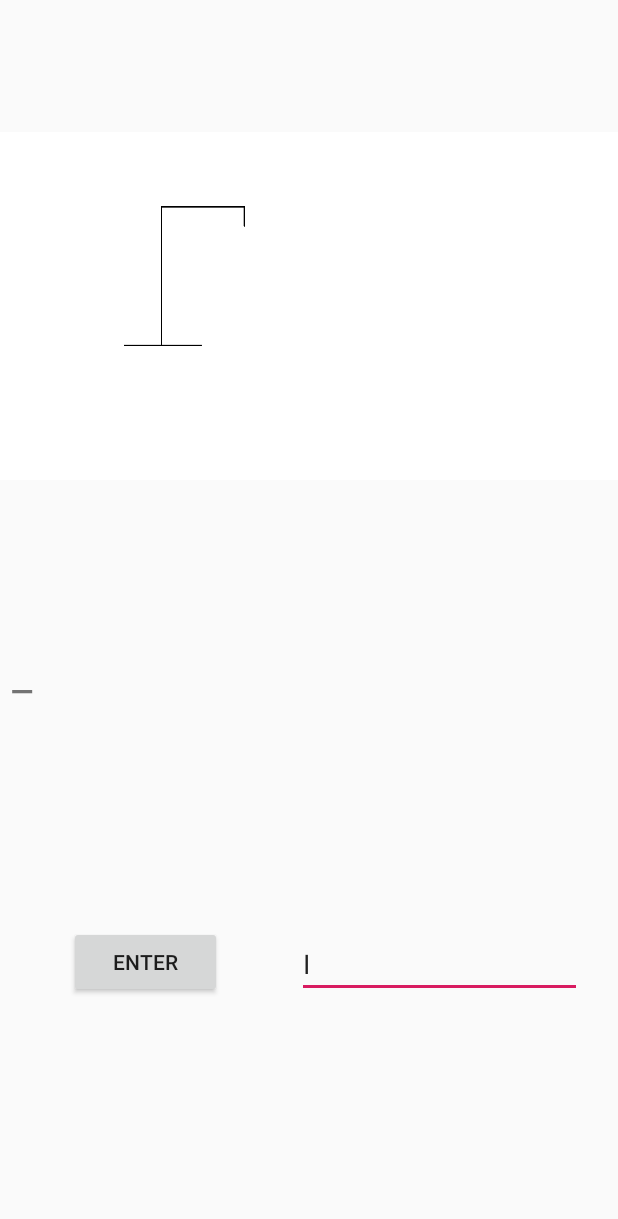
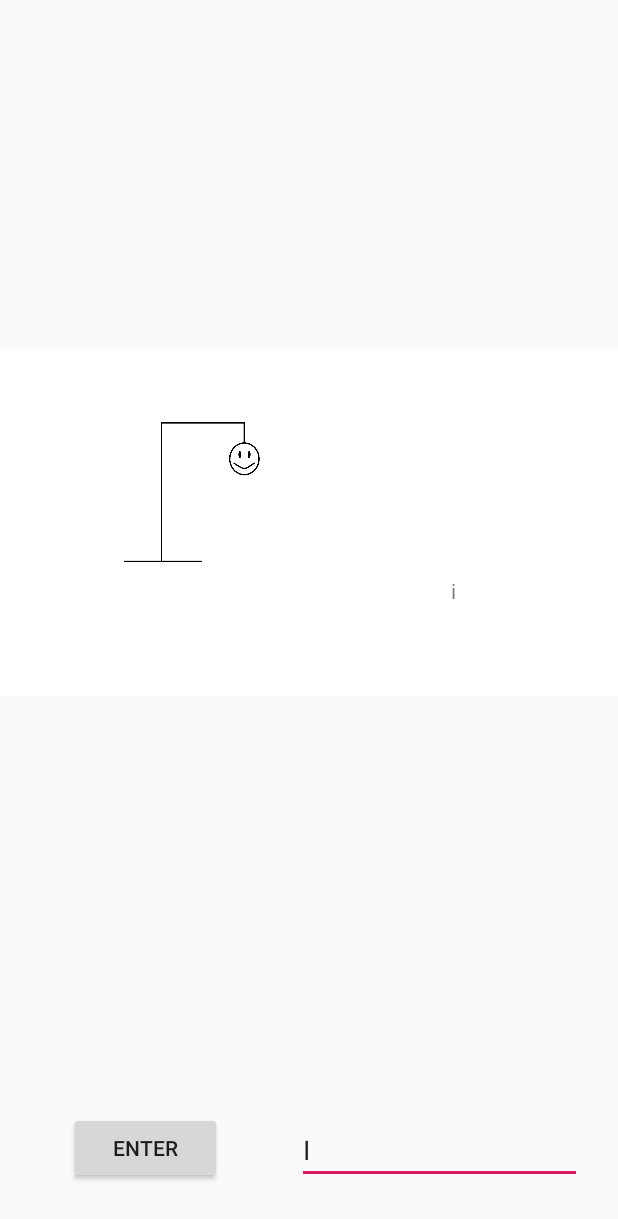
Before and after one commit to SaiSamarth123/Hangdroid, an Android app: the GameActivity screen opened directly, with no data from a screen before it, after a tap on "ENTER", on a phone screen of 412 x 824 dp. Shown: the top 1219 px of the screen. Run offline under Robolectric (Android 15) with nearby library versions, the phone set to English and light mode, and no system bars; 3 statements that could not run were skipped.

Commit message:
nearly finished

```diff
--- a/app/src/main/java/com/example/sai/hangdroid/GameActivity.java
+++ b/app/src/main/java/com/example/sai/hangdroid/GameActivity.java
@@ -12,53 +12,83 @@ import android.widget.TextView;
 import android.content.Intent;
 
 public class GameActivity extends AppCompatActivity {
-    //Intent intent = getIntent();
-    //private String gWord = intent.getExtras().getString("name");
-    private String gWord = "tree";
-    int counter = 0;
+    Intent intent = getIntent();
+    private String gWord = intent.getExtras().getString("name");
+    //private String gWord = "tree";
+    private String hidden = "";
+    int counter = 1;
 
     protected void onCreate(Bundle savedInstanceState) {
         super.onCreate(savedInstanceState);
         setContentView(R.layout.activity_game);
+        TextView answer = (TextView) findViewById(R.id.textView6);
+        for (int i = 0; i < gWord.length(); i++) {
+            hidden += "-";
+        }
+        answer.setText(hidden);
     }
 
 
     public void introduceLetter(View v) {
-        EditText myEditText = findViewById(R.id.editTextLetter);
+        System.out.println("Hi");
+        EditText myEditText = (EditText) findViewById(R.id.editTextLetter);
         String letter = myEditText.getText().toString();
+        letter = letter.toLowerCase();
         Log.d("", "The letter introduced is " + letter);
-        if (letter.length() > 1) {
+        if (letter.length() == 1) {
             checkLetter(letter);
         }
+        //TextView answer = (TextView) findViewById(R.id.textView6);
+        //answer.setText(letter);
+        //editTextLayer.setText("Q");
 
     }
 
     public void checkLetter(String letter) {
         boolean guessed = false;
+        System.out.println("Checking it");
+        int counta = 0;
+        String fin = "";
         for (int i = 0; i < gWord.length(); i++) {
             if (gWord.charAt(i) == letter.charAt(0)) {
-                guessed = false;
-                show(i, letter.charAt(0));
+                guessed = true;
+                //show(i, letter.charAt(0));
+                fin += letter.charAt(0);
+            } else {
+                fin += hidden.charAt(i);
             }
+        }
 
-        }
+        hidden = fin;
+        TextView answer = (TextView) findViewById(R.id.textView6);
+        answer.setText(hidden);
         if (guessed == false) {
             letterFailed(letter);
         }
-
     }
 
     public void show(int position, char letterGuessed) {
-        LinearLayout layoutLetter = findViewById(R.id.linearLetter);
-        TextView textView = (TextView) layoutLetter.getChildAt(position);
-        textView.setText(Character.toString(letterGuessed));
+        int counter = 0;
+        String fin = "";
+        for (int i = 0; i < gWord.length(); i++) {
+            if (i != position) {
+                fin += hidden.charAt(i);
+            } else {
+                fin += letterGuessed;
+            }
+        }
+        hidden = fin;
+        TextView answer = (TextView) findViewById(R.id.textView6);
+        answer.setText(hidden);
+        //LinearLayout layoutLetter = findViewById(R.id.linearLetter);
+        //TextView textView = (TextView) layoutLetter.getChildAt(position);
+        //textView.setText(Character.toString(letterGuessed));
     }
 
     public void letterFailed(String fLetter) {
-        TextView failed = findViewById(R.id.textView);
-
+        TextView failed = (TextView) findViewById(R.id.textView);
         String s = failed.getText().toString();
-        String s1 = s + fLetter;
+        String s1 = s + fLetter + " ";
         failed.setText(s1);
         counter++;
         ImageView imageView = (findViewById(R.id.imageView5));
@@ -76,6 +106,8 @@ public class GameActivity extends AppCompatActivity {
            imageView.setImageResource(R.drawable.hang5);
        } else if (counter == 7) {
            imageView.setImageResource(R.drawable.hang6);
+           TextView answer = (TextView) findViewById(R.id.textView6);
+           answer.setText("LOSS!");
        }
 
     }
--- a/app/src/main/res/layout/activity_game.xml
+++ b/app/src/main/res/layout/activity_game.xml
@@ -13,7 +13,7 @@
         android:layout_height="400dp"
         android:layout_marginStart="8dp"
         android:layout_marginLeft="8dp"
-        android:layout_marginTop="4dp"
+        android:layout_marginTop="148dp"
         android:layout_marginEnd="8dp"
         android:layout_marginRight="8dp"
         app:layout_constraintEnd_toEndOf="parent"
@@ -35,7 +35,7 @@
         app:layout_constraintBottom_toBottomOf="parent"
         app:layout_constraintEnd_toEndOf="parent"
         app:layout_constraintTop_toBottomOf="@+id/imageView5"
-        app:layout_constraintVertical_bias="0.444">
+        app:layout_constraintVertical_bias="0.927">
 
         <Button
             android:id="@+id/button"
@@ -86,8 +86,9 @@
             android:layout_height="wrap_content"
             android:layout_marginRight="5dp"
             android:layout_weight="1"
+            android:gravity="center"
             android:text="_"
-            android:textSize="30dp" />
+            android:textSize="@android:dimen/notification_large_icon_height" />
     </LinearLayout>
 
     <TextView
@@ -102,8 +103,8 @@
         android:layout_marginBottom="8dp"
         app:layout_constraintBottom_toBottomOf="parent"
         app:layout_constraintEnd_toEndOf="@+id/imageView5"
-        app:layout_constraintHorizontal_bias="0.886"
+        app:layout_constraintHorizontal_bias="1.0"
         app:layout_constraintStart_toStartOf="parent"
         app:layout_constraintTop_toTopOf="parent"
-        app:layout_constraintVertical_bias="0.338" />
+        app:layout_constraintVertical_bias="0.508" />
 </android.support.constraint.ConstraintLayout>
```
Also changed, not shown: app/src/main/java/com/example/sai/hangdroid/MainActivity.java (+6 -2 lines).
